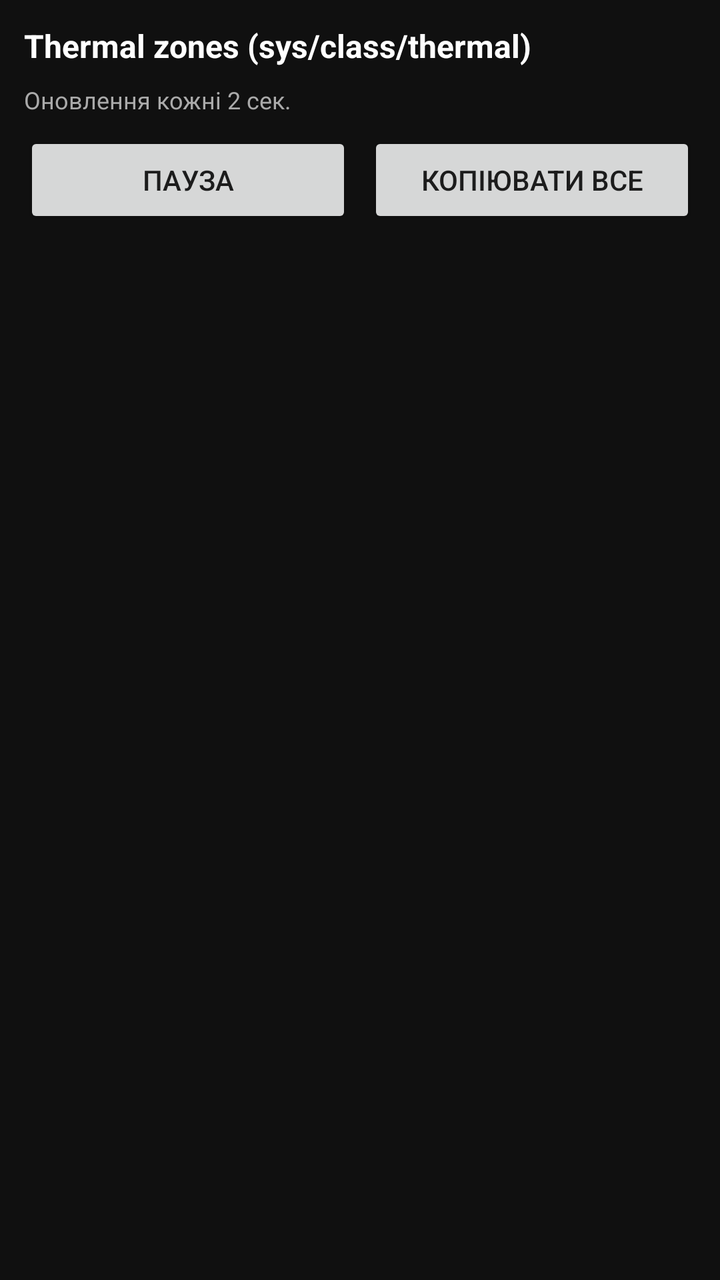
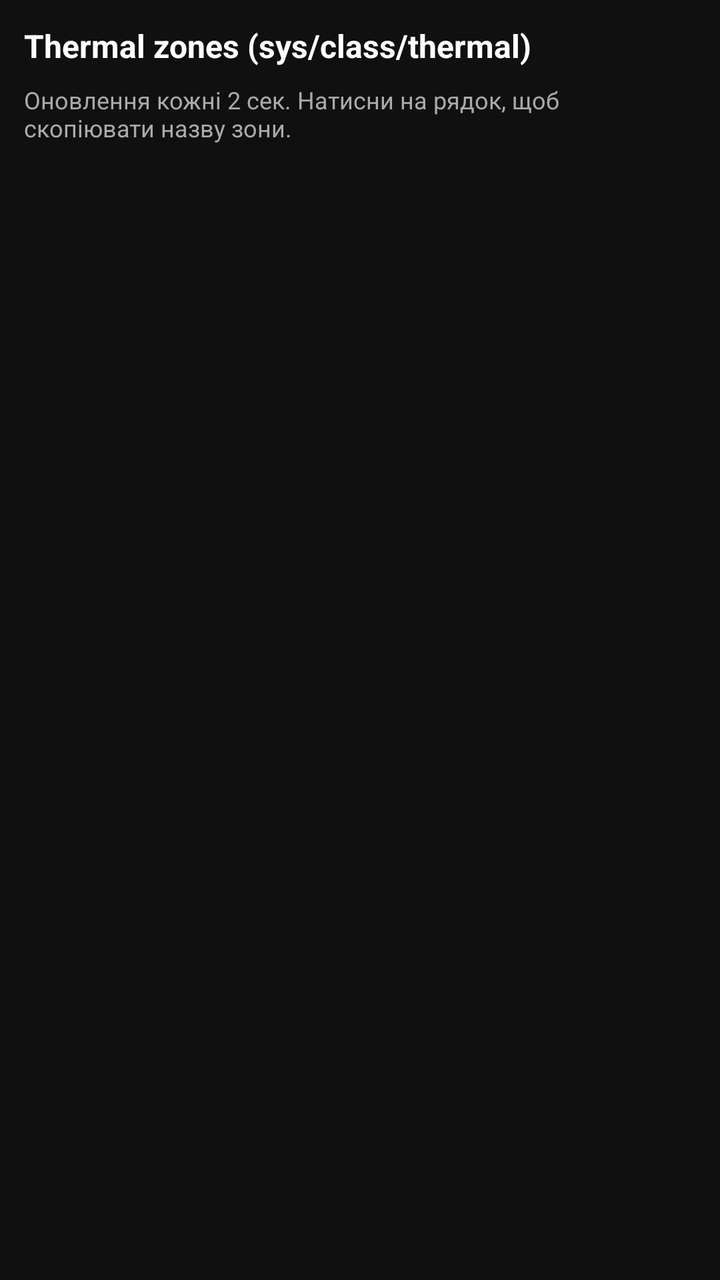

Compare the two renders of this Android layout. The source of the first and the diff that turns it into the second are given below.
<!-- AndroidManifest.xml: application theme Theme.ThermalScanner -->
<!-- res/layout/activity_main.xml -->
<?xml version="1.0" encoding="utf-8"?>
<LinearLayout xmlns:android="http://schemas.android.com/apk/res/android"
    android:layout_width="match_parent"
    android:layout_height="match_parent"
    android:orientation="vertical"
    android:padding="12dp"
    android:background="#101010">

    <TextView
        android:id="@+id/title"
        android:layout_width="match_parent"
        android:layout_height="wrap_content"
        android:text="Thermal zones (sys/class/thermal)"
        android:textColor="#FFFFFF"
        android:textSize="16sp"
        android:textStyle="bold"
        android:paddingBottom="8dp" />

    <TextView
        android:id="@+id/subtitle"
        android:layout_width="match_parent"
        android:layout_height="wrap_content"
        android:text="Оновлення кожні 2 сек."
        android:textColor="#AAAAAA"
        android:textSize="12sp"
        android:paddingBottom="8dp" />

    <LinearLayout
        android:layout_width="match_parent"
        android:layout_height="wrap_content"
        android:orientation="horizontal"
        android:paddingBottom="8dp">

        <Button
            android:id="@+id/btnPause"
            android:layout_width="0dp"
            android:layout_height="wrap_content"
            android:layout_weight="1"
            android:layout_marginEnd="4dp"
            android:text="Пауза" />

        <Button
            android:id="@+id/btnCopy"
            android:layout_width="0dp"
            android:layout_height="wrap_content"
            android:layout_weight="1"
            android:layout_marginStart="4dp"
            android:text="Копіювати все" />

    </LinearLayout>

    <ScrollView
        android:layout_width="match_parent"
        android:layout_height="0dp"
        android:layout_weight="1">

        <TextView
            android:id="@+id/output"
            android:layout_width="match_parent"
            android:layout_height="wrap_content"
            android:fontFamily="monospace"
            android:textColor="#00FF88"
            android:textIsSelectable="true"
            android:textSize="13sp" />

    </ScrollView>

</LinearLayout>
<!-- resources referenced by this layout -->
<resources>
  <style name="Theme.ThermalScanner" parent="Theme.MaterialComponents.DayNight.NoActionBar" />
</resources>

<!-- the commit's change to res/layout/activity_main.xml (unified diff, before → after) -->
@@ -20,34 +20,10 @@
         android:id="@+id/subtitle"
         android:layout_width="match_parent"
         android:layout_height="wrap_content"
-        android:text="Оновлення кожні 2 сек."
+        android:text="Оновлення кожні 2 сек. Натисни на рядок, щоб скопіювати назву зони."
         android:textColor="#AAAAAA"
         android:textSize="12sp"
         android:paddingBottom="8dp" />
-
-    <LinearLayout
-        android:layout_width="match_parent"
-        android:layout_height="wrap_content"
-        android:orientation="horizontal"
-        android:paddingBottom="8dp">
-
-        <Button
-            android:id="@+id/btnPause"
-            android:layout_width="0dp"
-            android:layout_height="wrap_content"
-            android:layout_weight="1"
-            android:layout_marginEnd="4dp"
-            android:text="Пауза" />
-
-        <Button
-            android:id="@+id/btnCopy"
-            android:layout_width="0dp"
-            android:layout_height="wrap_content"
-            android:layout_weight="1"
-            android:layout_marginStart="4dp"
-            android:text="Копіювати все" />
-
-    </LinearLayout>
 
     <ScrollView
         android:layout_width="match_parent"
